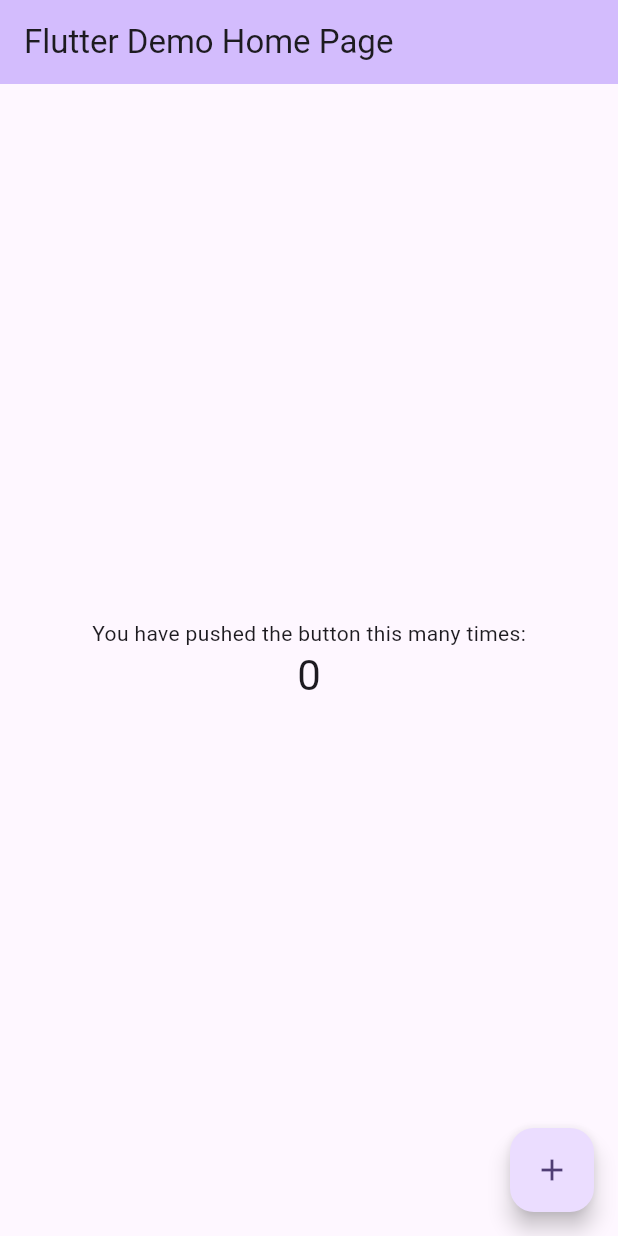
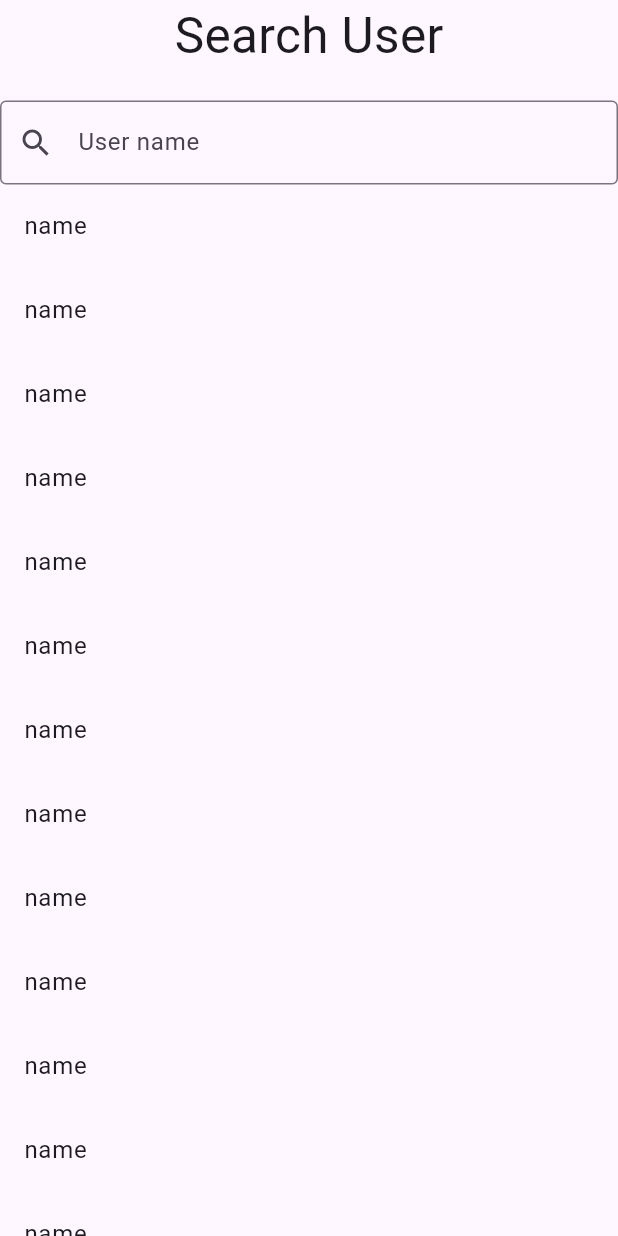
Before and after one commit to Zelv1/searchApi, a Flutter app: the screen it shows after launch, on a phone screen of 412 x 824 dp. Run offline on Flutter 3.47's test engine with Material 3 defaults, Android fonts, the phone set to English and light mode, and no system bars; our stand-ins replace bloc, flutter_bloc.

Commit message:
add main.dart

```diff
--- a/lib/main.dart
+++ b/lib/main.dart
@@ -12,116 +12,54 @@ class MyApp extends StatelessWidget {
   // This widget is the root of your application.
   @override
   Widget build(BuildContext context) {
-    return MaterialApp(
-      title: 'Flutter Demo',
-      theme: ThemeData(
-        // This is the theme of your application.
-        //
-        // TRY THIS: Try running your application with "flutter run". You'll see
-        // the application has a blue toolbar. Then, without quitting the app,
-        // try changing the seedColor in the colorScheme below to Colors.green
-        // and then invoke "hot reload" (save your changes or press the "hot
-        // reload" button in a Flutter-supported IDE, or press "r" if you used
-        // the command line to start the app).
-        //
-        // Notice that the counter didn't reset back to zero; the application
-        // state is not lost during the reload. To reset the state, use hot
-        // restart instead.
-        //
-        // This works for code too, not just values: Most code changes can be
-        // tested with just a hot reload.
-        colorScheme: ColorScheme.fromSeed(seedColor: Colors.deepPurple),
-        useMaterial3: true,
-      ),
-      home: const MyHomePage(title: 'Flutter Demo Home Page'),
+    return MultiBlocProvider(
+      providers: [
+        BlocProvider(
+          create: (context) => SearchBloc(),
+        ),
+      ],
+      child: MaterialApp(
+          theme: ThemeData(
+            textTheme: const TextTheme(
+              bodyText2: TextStyle(fontSize: 33),
+              subtitle1: TextStyle(fontSize: 22),
+            ),
+          ),
+          home: const Scaffold(
+              body: SafeArea(
+            child: MyHomePage(),
+          ))),
     );
   }
 }
 
-class MyHomePage extends StatefulWidget {
-  const MyHomePage({super.key, required this.title});
-
-  // This widget is the home page of your application. It is stateful, meaning
-  // that it has a State object (defined below) that contains fields that affect
-  // how it looks.
-
-  // This class is the configuration for the state. It holds the values (in this
-  // case the title) provided by the parent (in this case the App widget) and
-  // used by the build method of the State. Fields in a Widget subclass are
-  // always marked "final".
-
-  final String title;
-
-  @override
-  State<MyHomePage> createState() => _MyHomePageState();
-}
-
-class _MyHomePageState extends State<MyHomePage> {
-  int _counter = 0;
-
-  void _incrementCounter() {
-    setState(() {
-      // This call to setState tells the Flutter framework that something has
-      // changed in this State, which causes it to rerun the build method below
-      // so that the display can reflect the updated values. If we changed
-      // _counter without calling setState(), then the build method would not be
-      // called again, and so nothing would appear to happen.
-      _counter++;
-    });
-  }
+class MyHomePage extends StatelessWidget {
+  const MyHomePage({super.key});
 
   @override
   Widget build(BuildContext context) {
-    // This method is rerun every time setState is called, for instance as done
-    // by the _incrementCounter method above.
-    //
-    // The Flutter framework has been optimized to make rerunning build methods
-    // fast, so that you can just rebuild anything that needs updating rather
-    // than having to individually change instances of widgets.
-    return Scaffold(
-      appBar: AppBar(
-        // TRY THIS: Try changing the color here to a specific color (to
-        // Colors.amber, perhaps?) and trigger a hot reload to see the AppBar
-        // change color while the other colors stay the same.
-        backgroundColor: Theme.of(context).colorScheme.inversePrimary,
-        // Here we take the value from the MyHomePage object that was created by
-        // the App.build method, and use it to set our appbar title.
-        title: Text(widget.title),
-      ),
-      body: Center(
-        // Center is a layout widget. It takes a single child and positions it
-        // in the middle of the parent.
-        child: Column(
-          // Column is also a layout widget. It takes a list of children and
-          // arranges them vertically. By default, it sizes itself to fit its
-          // children horizontally, and tries to be as tall as its parent.
-          //
-          // Column has various properties to control how it sizes itself and
-          // how it positions its children. Here we use mainAxisAlignment to
-          // center the children vertically; the main axis here is the vertical
-          // axis because Columns are vertical (the cross axis would be
-          // horizontal).
-          //
-          // TRY THIS: Invoke "debug painting" (choose the "Toggle Debug Paint"
-          // action in the IDE, or press "p" in the console), to see the
-          // wireframe for each widget.
-          mainAxisAlignment: MainAxisAlignment.center,
-          children: <Widget>[
-            const Text(
-              'You have pushed the button this many times:',
-            ),
-            Text(
-              '$_counter',
-              style: Theme.of(context).textTheme.headlineMedium,
-            ),
-          ],
+    return Column(
+      children: [
+        const Text('Search User'),
+        const SizedBox(height: 20),
+        TextFormField(
+          decoration: const InputDecoration(
+            hintText: 'User name',
+            prefixIcon: Icon(Icons.search),
+            border: OutlineInputBorder(),
+          ),
         ),
-      ),
-      floatingActionButton: FloatingActionButton(
-        onPressed: _incrementCounter,
-        tooltip: 'Increment',
-        child: const Icon(Icons.add),
-      ), // This trailing comma makes auto-formatting nicer for build methods.
+        Expanded(
+          child: ListView.builder(
+            itemBuilder: (context, index) {
+              return const ListTile(
+                title: Text('name'),
+              );
+            },
+            itemCount: 22,
+          ),
+        ),
+      ],
     );
   }
 }
```
